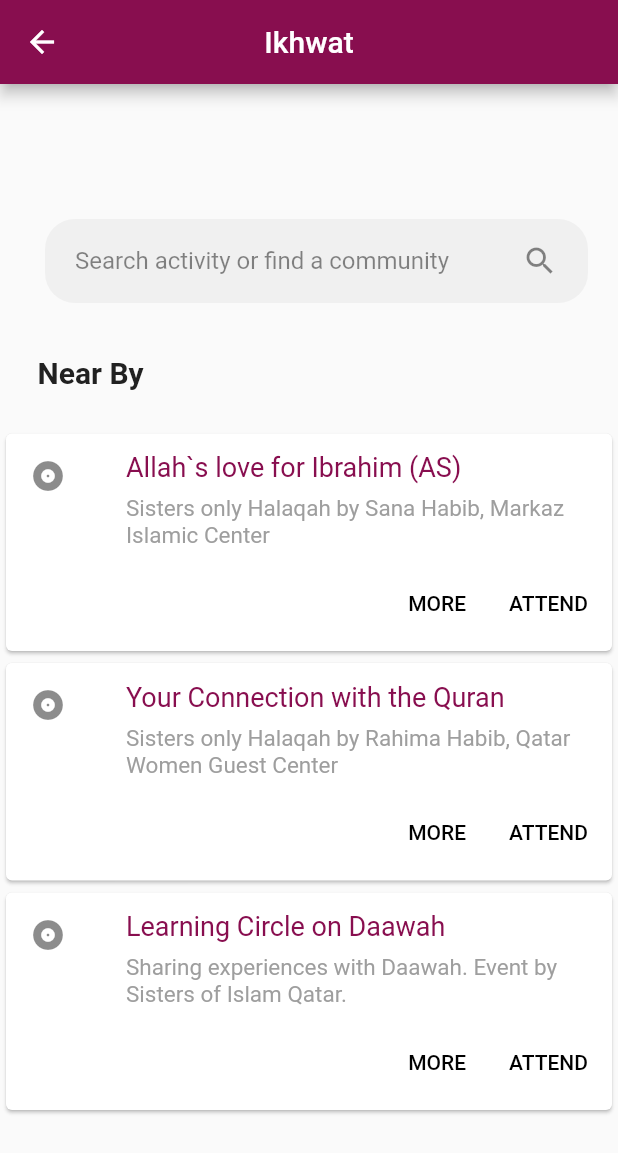
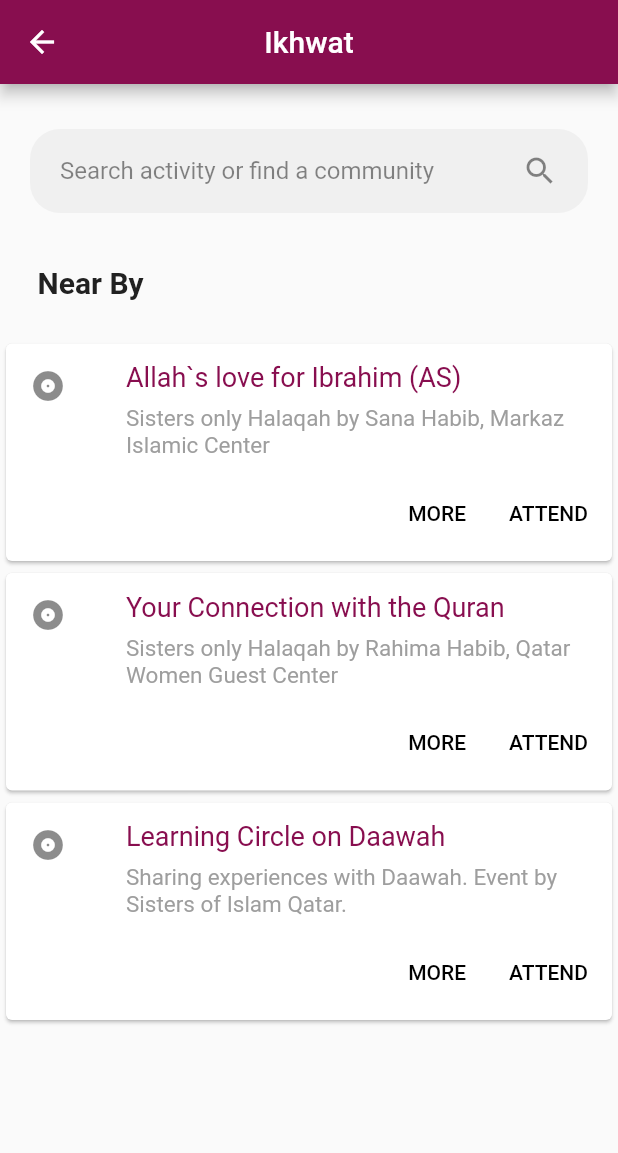
Before and after one commit to WafaWaheedaS/myummahcircle, a Flutter app: the HomePage screen opened directly, on a phone screen of 412 x 824 dp. Shown: the top 1153 px of the screen. Run offline on Flutter 3.47's test engine with Material 2 defaults, Android fonts, the light colour scheme and no system bars.

Commit message:
Add Scroll when Search is active

```diff
--- a/lib/components/search_bar.dart
+++ b/lib/components/search_bar.dart
@@ -1,11 +1,10 @@
 import 'package:flutter/material.dart';
-import 'package:sisters_of_islam_qatar/constants.dart';
 
 class SearchBar extends StatelessWidget {
   @override
   Widget build(BuildContext context) {
     return Container(
-      margin: EdgeInsets.fromLTRB(30.0, 10.0, 20.0, 10.0),
+      margin: EdgeInsets.fromLTRB(20.0, 30.0, 20.0, 10.0),
       padding: const EdgeInsets.symmetric(vertical: 4, horizontal: 20),
       decoration: BoxDecoration(
         color: Colors.black38.withAlpha(10),
--- a/lib/pages/home_page.dart
+++ b/lib/pages/home_page.dart
@@ -20,7 +20,10 @@ class HomePage extends StatelessWidget {
         title: Text(kAppName),
         centerTitle: true,
       ),
-      body: Column(
+      body: SingleChildScrollView(
+        child: ConstrainedBox(
+          constraints: BoxConstraints(),
+          child: Column(
             mainAxisAlignment: MainAxisAlignment.center,
             crossAxisAlignment: CrossAxisAlignment.start,
             children: <Widget>[
@@ -52,6 +55,8 @@ class HomePage extends StatelessWidget {
               ),
             ],
           ),
+        ),
+      ),
     );
   }
 
```
Lines whose indentation alone changed are shown as unchanged.
